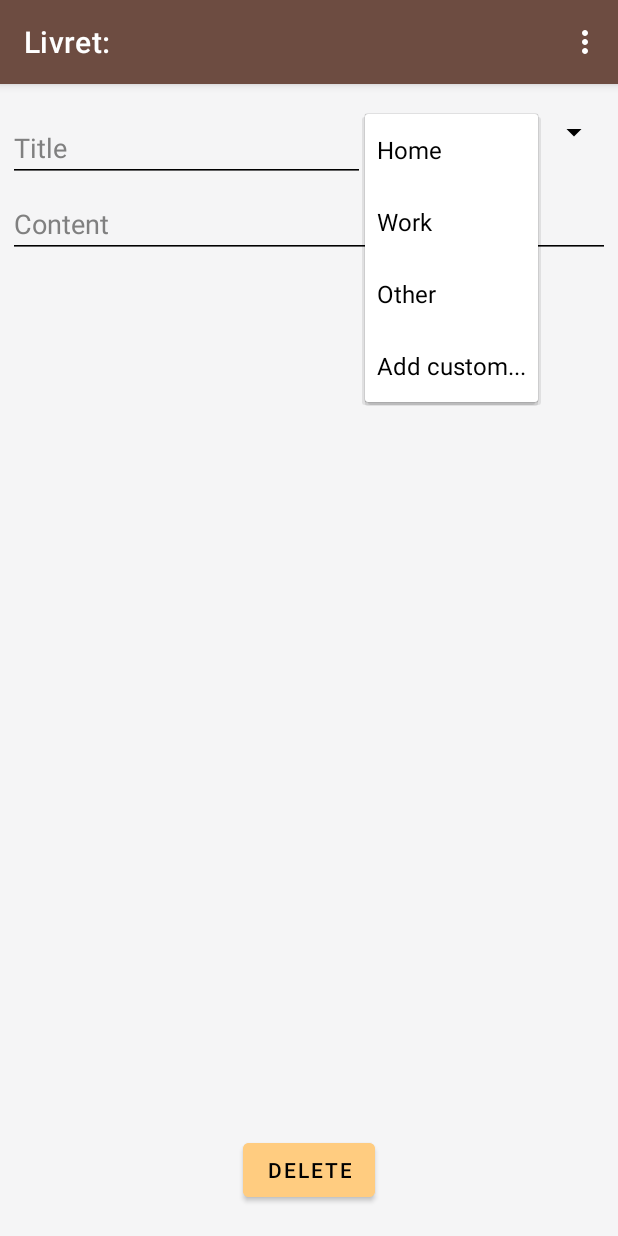
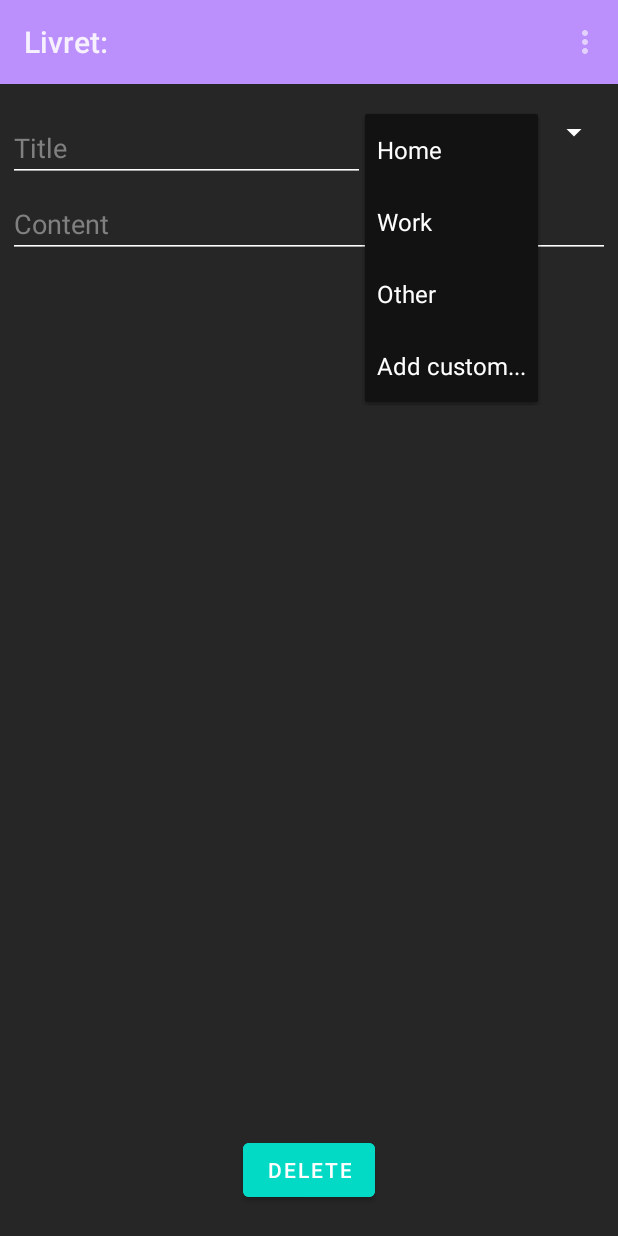
Before and after one commit to astraszab/Livret, an Android app: the fragment NoteDetailsFragment placed in its activity, after a tap on "Home", on a phone screen of 412 x 824 dp. Run offline under Robolectric (Android 15) with nearby library versions, the phone set to English and light mode, and no system bars; our stand-ins replace Firebase (no records; nobody signed in at launch, a user with empty details on screens opened directly), data binding; libraries missing offline, so code that uses them is left out: com.firebase.ui; 5 statements that could not run were skipped.

Commit message:
Add night theme

```diff
--- a/app/src/main/java/com/example/livret/MainActivity.kt
+++ b/app/src/main/java/com/example/livret/MainActivity.kt
@@ -1,11 +1,15 @@
 package com.example.livret
 
 import android.app.Activity
+import android.content.Context
 import android.content.Intent
+import android.content.SharedPreferences
+import android.graphics.drawable.ColorDrawable
 import androidx.appcompat.app.AppCompatActivity
 import android.os.Bundle
 import android.view.Menu
 import android.view.MenuItem
+import androidx.appcompat.app.AppCompatDelegate
 import androidx.databinding.DataBindingUtil
 import androidx.lifecycle.MutableLiveData
 import com.example.livret.databinding.ActivityMainBinding
@@ -18,8 +22,26 @@ class MainActivity : AppCompatActivity() {
     private lateinit var binding: ActivityMainBinding
     val userId = MutableLiveData<String?>()
 
+    var themeMode = 0
+
+    val APP_PREFERENCES = "mysettings"
+    val APP_PREFERENCES_THEMEMODE = "ThemeMode"
+    lateinit var mSettings : SharedPreferences
+
     override fun onCreate(savedInstanceState: Bundle?) {
         super.onCreate(savedInstanceState)
+        mSettings = getSharedPreferences(APP_PREFERENCES, Context.MODE_PRIVATE)
+        if (mSettings.contains(APP_PREFERENCES_THEMEMODE)) {
+            themeMode = mSettings.getInt(APP_PREFERENCES_THEMEMODE, AppCompatDelegate.MODE_NIGHT_NO)
+        } else {
+            val editor = mSettings.edit()
+            themeMode = AppCompatDelegate.MODE_NIGHT_NO
+            editor.putInt(APP_PREFERENCES_THEMEMODE, themeMode)
+            editor.apply()
+        }
+        AppCompatDelegate.setDefaultNightMode(themeMode)
+        getSupportActionBar()?.setBackgroundDrawable(ColorDrawable(getResources()
+            .getColor(R.color.primaryColor)))
         binding = DataBindingUtil.setContentView(this, R.layout.activity_main)
     }
 
@@ -45,8 +67,22 @@ class MainActivity : AppCompatActivity() {
     override fun onOptionsItemSelected(item: MenuItem): Boolean {
         if (item.itemId == R.id.sign_out_item) {
             signOut()
+        } else if (item.itemId == R.id.change_theme_item) {
+            swapTheme()
         }
         return true
+    }
+
+    fun swapTheme() {
+        if (themeMode == AppCompatDelegate.MODE_NIGHT_YES) {
+            themeMode = AppCompatDelegate.MODE_NIGHT_NO
+        } else {
+            themeMode = AppCompatDelegate.MODE_NIGHT_YES
+        }
+        val editor = mSettings.edit()
+        editor.putInt(APP_PREFERENCES_THEMEMODE, themeMode)
+        editor.apply()
+        AppCompatDelegate.setDefaultNightMode(themeMode)
     }
 
     fun createSignInIntent() {
--- a/app/src/main/res/menu/my_menu.xml
+++ b/app/src/main/res/menu/my_menu.xml
@@ -4,4 +4,7 @@
     <item
         android:id="@+id/sign_out_item"
         android:title="@string/sign_out_text" />
+    <item
+        android:id="@+id/change_theme_item"
+        android:title="@string/change_theme_text" />
 </menu>
--- /dev/null
+++ b/app/src/main/res/values-night/colors.xml
@@ -0,0 +1,14 @@
+<!--?xml version="1.0" encoding="UTF-8"?-->
+<resources>
+    <color name="primaryColor">#bb8ffc</color>
+    <color name="primaryLightColor">#efc0ff</color>
+    <color name="primaryDarkColor">#8961c8</color>
+    <color name="secondaryColor">#03dac6</color>
+    <color name="secondaryLightColor">#66fff9</color>
+    <color name="secondaryDarkColor">#00a896</color>
+    <color name="primaryTextColor">#000000</color>
+    <color name="secondaryTextColor">#FFFFFF</color>
+    <color name="backgroundColor">#121212</color>
+    <color name="surfaceColor">#262626</color>
+    <color name="shadedTextColor">#808080</color>
+</resources>
--- a/app/src/main/res/values/strings.xml
+++ b/app/src/main/res/values/strings.xml
@@ -11,4 +11,5 @@
     <string name="searchPrompt">Search</string>
     <string name="your_category_hint">Your category</string>
     <string name="category_label">Category:</string>
+    <string name="change_theme_text">Change Theme</string>
 </resources>
```
